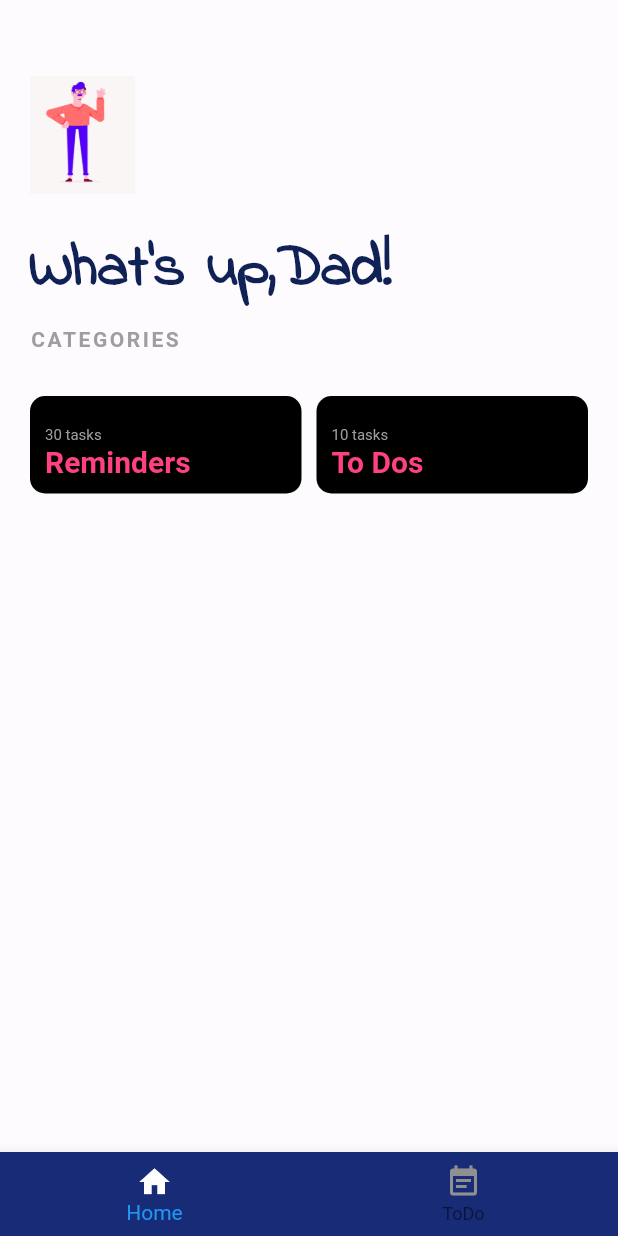
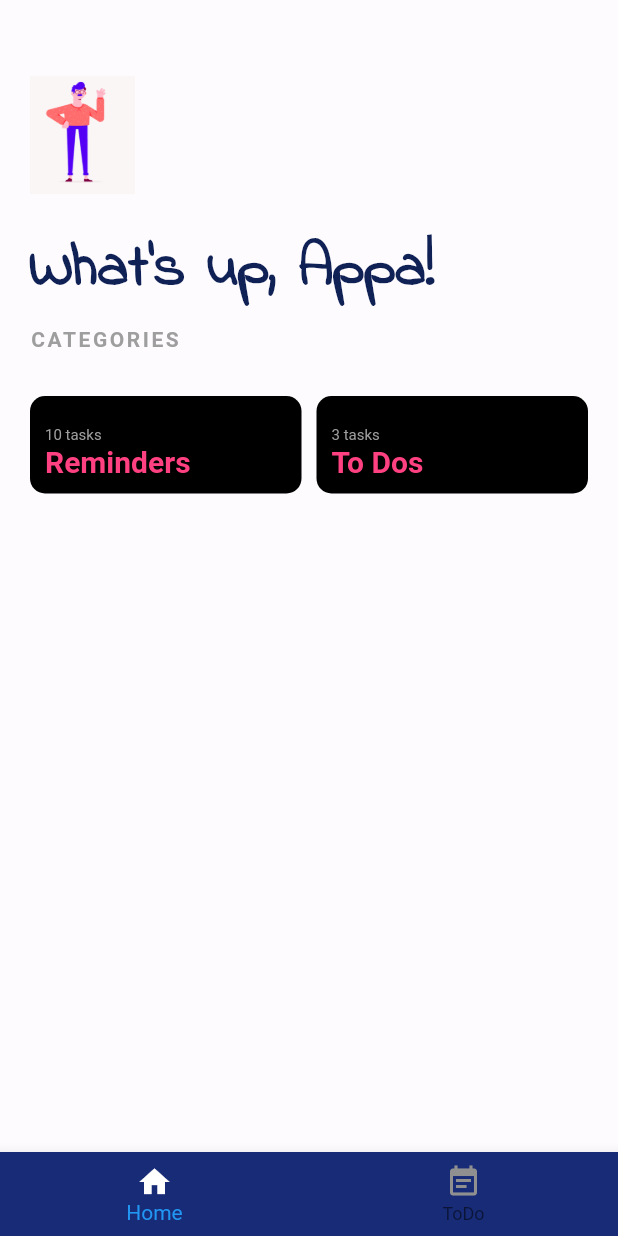
Before and after one commit to Siriayanur/Appa-s-companion, a Flutter app: the screen it shows after launch, on a phone screen of 412 x 824 dp. Run offline on Flutter 3.47's test engine with Material 2 defaults, Android fonts, the phone set to English and light mode, and no system bars; missing offline and left inert: add_2_calendar.

Commit message:
Got rid of the error Yippee

```diff
--- a/lib/model/task_data.dart
+++ b/lib/model/task_data.dart
@@ -29,4 +29,9 @@ class TaskData extends ChangeNotifier{
     task.toggleDone();
     notifyListeners();
   }
+
+  void deleteTask(Task task){
+    _tasks.remove(task);
+    notifyListeners();
+  }
 }
--- a/lib/screens/reminder_screen.dart
+++ b/lib/screens/reminder_screen.dart
@@ -1,5 +1,7 @@
 import 'package:flutter/material.dart';
+import 'package:help_daddy/model/task_data.dart';
 import 'package:help_daddy/pallete.dart';
+import 'package:provider/provider.dart';
 
 class RemainderScreen extends StatelessWidget {
   @override
@@ -19,7 +21,7 @@ class RemainderScreen extends StatelessWidget {
             height: 20,
           ),
           Text(
-            'What\'s up,Dad!',
+            'What\'s up, Appa!',
             style: TextStyle(
                 color: titleColor,
                 fontSize: 40.0,
@@ -34,16 +36,28 @@ class RemainderScreen extends StatelessWidget {
             style: TextStyle(
                 color: Colors.grey.shade500,
                 letterSpacing: 1.7,
-              fontWeight: FontWeight.bold
+                fontWeight: FontWeight.bold),
           ),
+          SizedBox(
+            height: 30.0,
           ),
-          SizedBox(height: 30.0,),
           Row(
             mainAxisAlignment: MainAxisAlignment.spaceAround,
             children: [
-              Expanded(child: ReusableCard(tasks : 30,title: 'Reminders')),
-              SizedBox(width: 10,),
-              Expanded(child: ReusableCard(tasks : 10,title: 'To Dos',)),
+              Expanded(
+                  child: ReusableCard(
+                      tasks: 10,
+                      title: 'Reminders'
+                  )
+              ),
+              SizedBox(
+                width: 10,
+              ),
+              Expanded(
+                  child: ReusableCard(
+                tasks: Provider.of<TaskData>(context).taskCount,
+                title: 'To Dos',
+              )),
             ],
           ),
         ],
@@ -53,8 +67,7 @@ class RemainderScreen extends StatelessWidget {
 }
 
 class ReusableCard extends StatelessWidget {
-
-  ReusableCard({this.tasks,this.title});
+  ReusableCard({this.tasks, this.title});
   final int tasks;
   final String title;
 //  final Color sliderColor;
@@ -62,33 +75,23 @@ class ReusableCard extends StatelessWidget {
   Widget build(BuildContext context) {
     return Container(
       decoration: BoxDecoration(
-        borderRadius: BorderRadius.circular(10),
-        color: Colors.black
-      ),
-      padding: EdgeInsets.only(
-        top: 20.0,
-        left: 10.0,
-        right: 10.0,
-        bottom: 10.0
-      ),
+          borderRadius: BorderRadius.circular(10), color: Colors.black),
+      padding:
+          EdgeInsets.only(top: 20.0, left: 10.0, right: 10.0, bottom: 10.0),
       child: Column(
         crossAxisAlignment: CrossAxisAlignment.start,
         mainAxisAlignment: MainAxisAlignment.spaceEvenly,
         children: [
           Text(
             '$tasks tasks',
-            style: TextStyle(
-              color: Colors.grey,
-              fontSize: 10
-            ),
+            style: TextStyle(color: Colors.grey, fontSize: 10),
           ),
           Text(
             title,
             style: TextStyle(
                 fontSize: 20.0,
                 fontWeight: FontWeight.bold,
-              color: Colors.pinkAccent
-            ),
+                color: Colors.pinkAccent),
           ),
         ],
       ),
--- a/lib/screens/todo_screen.dart
+++ b/lib/screens/todo_screen.dart
@@ -1,4 +1,6 @@
 import 'package:flutter/material.dart';
+import 'package:help_daddy/model/task_data.dart';
+import 'package:provider/provider.dart';
 import 'package:help_daddy/pallete.dart';
 import 'add_task_screen.dart';
 import 'package:help_daddy/widgets/task_list.dart';
@@ -18,6 +20,7 @@ class TodoScreen extends StatelessWidget {
         onPressed: () {
           showModalBottomSheet(
               context: context,
+              isScrollControlled: true,
               builder: (context) => SingleChildScrollView(
                 child: Container(
                   padding: EdgeInsets.only(
@@ -65,6 +68,7 @@ class TodoScreen extends StatelessWidget {
               ],
             ),
             SizedBox(height: 30,),
+            Text('${Provider.of<TaskData>(context).taskCount}'),
             Container(child: Expanded(child: TaskList())),
           ],
         ),
--- a/lib/widgets/task_list.dart
+++ b/lib/widgets/task_list.dart
@@ -10,7 +10,6 @@ class TaskList extends StatelessWidget {
     return Consumer<TaskData>(
       builder: (context, taskData, child) {
         return ListView.builder(
-          shrinkWrap: true,
           itemBuilder: (context, index) {
             final task = taskData.tasks[index];
             return TaskTile(
@@ -19,6 +18,9 @@ class TaskList extends StatelessWidget {
               onCheckBoxChanged: (bool currentCheckboxState) {
                 taskData.updateTask(task);
               },
+                longPressCallback: (){
+                taskData.deleteTask(task);
+              }
             );
           },
           //necessary argument to give as dynamically
```
Also changed, not shown: lib/screens/add_task_screen.dart (+8 -5 lines), lib/widgets/task_tile.dart (+11 -4 lines). Lines whose indentation alone changed are shown as unchanged.
